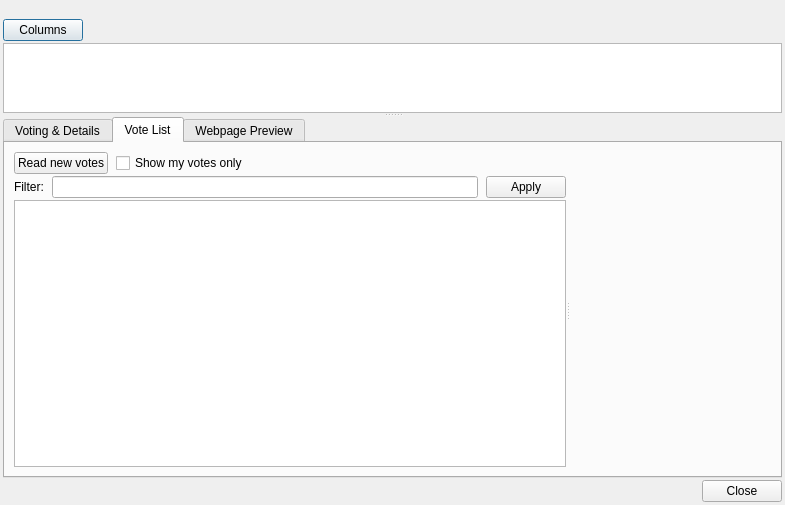
Bertrand256/dash-masternode-tool, file src/ui/ui_proposals.ui: the form before one commit.
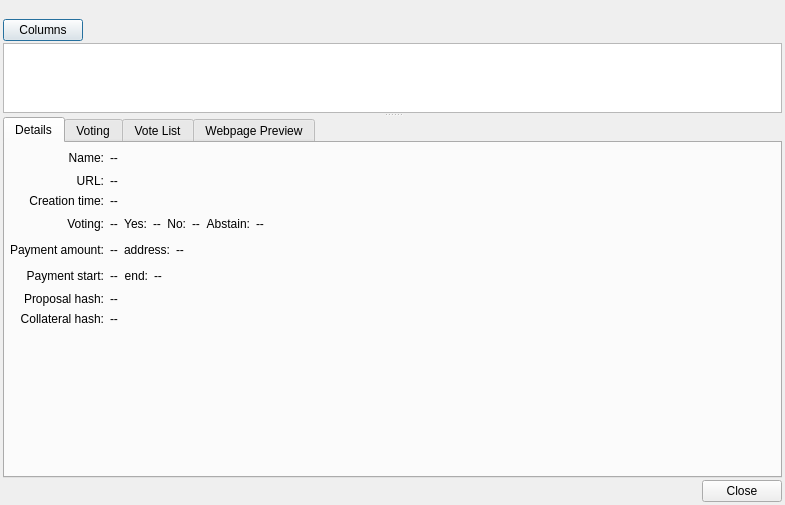
The form after the commit.

Commit message: Proposals: added details controls

Diff of the .ui file:
```diff
--- a/src/ui/ui_proposals.ui
+++ b/src/ui/ui_proposals.ui
@@ -106,20 +106,414 @@
        <bool>false</bool>
       </attribute>
      </widget>
-     <widget class="QTabWidget" name="tabDetails">
+     <widget class="QTabWidget" name="tabsDetails">
       <property name="currentIndex">
        <number>1</number>
       </property>
-      <widget class="QWidget" name="tabVoting">
+      <widget class="QWidget" name="tabDetails">
+       <property name="styleSheet">
+        <string notr="true"/>
+       </property>
        <attribute name="title">
-        <string>Voting &amp;&amp; Details</string>
+        <string>Details</string>
        </attribute>
        <layout class="QVBoxLayout" name="verticalLayout_2">
         <property name="sizeConstraint">
          <enum>QLayout::SetDefaultConstraint</enum>
         </property>
+        <property name="leftMargin">
+         <number>5</number>
+        </property>
+        <property name="topMargin">
+         <number>5</number>
+        </property>
+        <property name="rightMargin">
+         <number>5</number>
+        </property>
+        <property name="bottomMargin">
+         <number>5</number>
+        </property>
+        <item>
+         <layout class="QGridLayout" name="gridLayout_2">
+          <item row="4" column="0">
+           <widget class="QLabel" name="lblDetailsPaymentAmountLabel">
+            <property name="text">
+             <string>Payment amount:</string>
+            </property>
+            <property name="alignment">
+             <set>Qt::AlignRight|Qt::AlignTrailing|Qt::AlignVCenter</set>
+            </property>
+           </widget>
+          </item>
+          <item row="1" column="0">
+           <widget class="QLabel" name="lblDetailsUrlLabel">
+            <property name="text">
+             <string>URL:</string>
+            </property>
+            <property name="alignment">
+             <set>Qt::AlignRight|Qt::AlignTrailing|Qt::AlignVCenter</set>
+            </property>
+           </widget>
+          </item>
+          <item row="3" column="0">
+           <widget class="QLabel" name="lblDetailsVotingStatusLabel">
+            <property name="text">
+             <string>Voting:</string>
+            </property>
+            <property name="alignment">
+             <set>Qt::AlignRight|Qt::AlignTrailing|Qt::AlignVCenter</set>
+            </property>
+           </widget>
+          </item>
+          <item row="6" column="1">
+           <layout class="QHBoxLayout" name="horizontalLayout_8">
+            <item>
+             <widget class="QLabel" name="lblDetailsPaymentStart">
+              <property name="text">
+               <string>--</string>
+              </property>
+              <property name="openExternalLinks">
+               <bool>true</bool>
+              </property>
+              <property name="textInteractionFlags">
+               <set>Qt::LinksAccessibleByMouse|Qt::TextSelectableByKeyboard|Qt::TextSelectableByMouse</set>
+              </property>
+             </widget>
+            </item>
+            <item>
+             <widget class="QLabel" name="lblDetailsPaymentEndLabel">
+              <property name="text">
+               <string>end:</string>
+              </property>
+              <property name="alignment">
+               <set>Qt::AlignRight|Qt::AlignTrailing|Qt::AlignVCenter</set>
+              </property>
+             </widget>
+            </item>
+            <item>
+             <widget class="QLabel" name="lblDetailsPaymentEnd">
+              <property name="text">
+               <string>--</string>
+              </property>
+              <property name="openExternalLinks">
+               <bool>true</bool>
+              </property>
+              <property name="textInteractionFlags">
+               <set>Qt::LinksAccessibleByMouse|Qt::TextSelectableByKeyboard|Qt::TextSelectableByMouse</set>
+              </property>
+             </widget>
+            </item>
+            <item>
+             <spacer name="horizontalSpacer_5">
+              <property name="orientation">
+               <enum>Qt::Horizontal</enum>
+              </property>
+              <property name="sizeHint" stdset="0">
+               <size>
+                <width>40</width>
+                <height>20</height>
+               </size>
+              </property>
+             </spacer>
+            </item>
+           </layout>
+          </item>
+          <item row="0" column="1">
+           <widget class="QLabel" name="lblDetailsName">
+            <property name="text">
+             <string>--</string>
+            </property>
+            <property name="openExternalLinks">
+             <bool>true</bool>
+            </property>
+            <property name="textInteractionFlags">
+             <set>Qt::LinksAccessibleByMouse|Qt::TextSelectableByKeyboard|Qt::TextSelectableByMouse</set>
+            </property>
+           </widget>
+          </item>
+          <item row="4" column="1">
+           <layout class="QHBoxLayout" name="horizontalLayout_7">
+            <item>
+             <widget class="QLabel" name="lblDetailsPaymentAmount">
+              <property name="text">
+               <string>--</string>
+              </property>
+              <property name="openExternalLinks">
+               <bool>true</bool>
+              </property>
+              <property name="textInteractionFlags">
+               <set>Qt::LinksAccessibleByMouse|Qt::TextSelectableByKeyboard|Qt::TextSelectableByMouse</set>
+              </property>
+             </widget>
+            </item>
+            <item>
+             <widget class="QLabel" name="lblDetailsPaymentAddressLabel">
+              <property name="text">
+               <string>address:</string>
+              </property>
+              <property name="alignment">
+               <set>Qt::AlignRight|Qt::AlignTrailing|Qt::AlignVCenter</set>
+              </property>
+             </widget>
+            </item>
+            <item>
+             <widget class="QLabel" name="lblDetailsPaymentAddress">
+              <property name="text">
+               <string>--</string>
+              </property>
+              <property name="openExternalLinks">
+               <bool>true</bool>
+              </property>
+              <property name="textInteractionFlags">
+               <set>Qt::LinksAccessibleByMouse|Qt::TextSelectableByKeyboard|Qt::TextSelectableByMouse</set>
+              </property>
+             </widget>
+            </item>
+            <item>
+             <spacer name="horizontalSpacer_3">
+              <property name="orientation">
+               <enum>Qt::Horizontal</enum>
+              </property>
+              <property name="sizeHint" stdset="0">
+               <size>
+                <width>40</width>
+                <height>20</height>
+               </size>
+              </property>
+             </spacer>
+            </item>
+           </layout>
+          </item>
+          <item row="1" column="1">
+           <widget class="QLabel" name="lblDetailsUrl">
+            <property name="text">
+             <string>--</string>
+            </property>
+            <property name="openExternalLinks">
+             <bool>true</bool>
+            </property>
+            <property name="textInteractionFlags">
+             <set>Qt::LinksAccessibleByMouse|Qt::TextSelectableByKeyboard|Qt::TextSelectableByMouse</set>
+            </property>
+           </widget>
+          </item>
+          <item row="0" column="0">
+           <widget class="QLabel" name="lblDetailsNameLabel">
+            <property name="text">
+             <string>Name:</string>
+            </property>
+            <property name="alignment">
+             <set>Qt::AlignRight|Qt::AlignTrailing|Qt::AlignVCenter</set>
+            </property>
+           </widget>
+          </item>
+          <item row="0" column="2">
+           <spacer name="horizontalSpacer_6">
+            <property name="orientation">
+             <enum>Qt::Horizontal</enum>
+            </property>
+            <property name="sizeHint" stdset="0">
+             <size>
+              <width>40</width>
+              <height>20</height>
+             </size>
+            </property>
+           </spacer>
+          </item>
+          <item row="2" column="1">
+           <widget class="QLabel" name="lblDetailsCreationTime">
+            <property name="text">
+             <string>--</string>
+            </property>
+           </widget>
+          </item>
+          <item row="6" column="0">
+           <widget class="QLabel" name="lblDetailsPaymentStartLabel">
+            <property name="text">
+             <string>Payment start:</string>
+            </property>
+            <property name="alignment">
+             <set>Qt::AlignRight|Qt::AlignTrailing|Qt::AlignVCenter</set>
+            </property>
+           </widget>
+          </item>
+          <item row="2" column="0">
+           <widget class="QLabel" name="lblDetailsCreationTimeLabel">
+            <property name="text">
+             <string>Creation time:</string>
+            </property>
+            <property name="alignment">
+             <set>Qt::AlignRight|Qt::AlignTrailing|Qt::AlignVCenter</set>
+            </property>
+           </widget>
+          </item>
+          <item row="3" column="1">
+           <layout class="QHBoxLayout" name="horizontalLayout_6">
+            <item>
+             <widget class="QLabel" name="lblDetailsVotingStatus">
+              <property name="text">
+               <string>--</string>
+              </property>
+              <property name="openExternalLinks">
+               <bool>true</bool>
+              </property>
+              <property name="textInteractionFlags">
+               <set>Qt::LinksAccessibleByMouse|Qt::TextSelectableByKeyboard|Qt::TextSelectableByMouse</set>
+              </property>
+             </widget>
+            </item>
+            <item>
+             <widget class="QLabel" name="lblDetailsYesCountLabel">
+              <property name="text">
+               <string>Yes:</string>
+              </property>
+              <property name="alignment">
+               <set>Qt::AlignRight|Qt::AlignTrailing|Qt::AlignVCenter</set>
+              </property>
+             </widget>
+            </item>
+            <item>
+             <widget class="QLabel" name="lblDetailsYesCount">
+              <property name="text">
+               <string>--</string>
+              </property>
+              <property name="openExternalLinks">
+               <bool>true</bool>
+              </property>
+              <property name="textInteractionFlags">
+               <set>Qt::LinksAccessibleByMouse|Qt::TextSelectableByKeyboard|Qt::TextSelectableByMouse</set>
+              </property>
+             </widget>
+            </item>
+            <item>
+             <widget class="QLabel" name="lblDetailsNoCountLabel">
+              <property name="text">
+               <string>No:</string>
+              </property>
+              <property name="alignment">
+               <set>Qt::AlignRight|Qt::AlignTrailing|Qt::AlignVCenter</set>
+              </property>
+             </widget>
+            </item>
+            <item>
+             <widget class="QLabel" name="lblDetailsNoCount">
+              <property name="text">
+               <string>--</string>
+              </property>
+              <property name="openExternalLinks">
+               <bool>true</bool>
+              </property>
+              <property name="textInteractionFlags">
+               <set>Qt::LinksAccessibleByMouse|Qt::TextSelectableByKeyboard|Qt::TextSelectableByMouse</set>
+              </property>
+             </widget>
+            </item>
+            <item>
+             <widget class="QLabel" name="lblDetailsAbstainCountLabel">
+              <property name="text">
+               <string>Abstain:</string>
+              </property>
+              <property name="alignment">
+               <set>Qt::AlignRight|Qt::AlignTrailing|Qt::AlignVCenter</set>
+              </property>
+             </widget>
+            </item>
+            <item>
+             <widget class="QLabel" name="lblDetailsAbstainCount">
+              <property name="text">
+               <string>--</string>
+              </property>
+              <property name="openExternalLinks">
+               <bool>true</bool>
+              </property>
+              <property name="textInteractionFlags">
+               <set>Qt::LinksAccessibleByMouse|Qt::TextSelectableByKeyboard|Qt::TextSelectableByMouse</set>
+              </property>
+             </widget>
+            </item>
+            <item>
+             <spacer name="horizontalSpacer_4">
+              <property name="orientation">
+               <enum>Qt::Horizontal</enum>
+              </property>
+              <property name="sizeHint" stdset="0">
+               <size>
+                <width>40</width>
+                <height>20</height>
+               </size>
+              </property>
+             </spacer>
+            </item>
+           </layout>
+          </item>
+          <item row="7" column="0">
+           <widget class="QLabel" name="lblDetailsProposalHashLabel">
+            <property name="text">
+             <string>Proposal hash:</string>
+            </property>
+            <property name="alignment">
+             <set>Qt::AlignRight|Qt::AlignTrailing|Qt::AlignVCenter</set>
+            </property>
+           </widget>
+          </item>
+          <item row="8" column="0">
+           <widget class="QLabel" name="lblDetailsCollateralHashLabel">
+            <property name="text">
+             <string>Collateral hash:</string>
+            </property>
+            <property name="alignment">
+             <set>Qt::AlignRight|Qt::AlignTrailing|Qt::AlignVCenter</set>
+            </property>
+           </widget>
+          </item>
+          <item row="7" column="1">
+           <widget class="QLabel" name="lblDetailsProposalHash">
+            <property name="text">
+             <string>--</string>
+            </property>
+            <property name="openExternalLinks">
+             <bool>true</bool>
+            </property>
+            <property name="textInteractionFlags">
+             <set>Qt::LinksAccessibleByMouse|Qt::TextSelectableByMouse</set>
+            </property>
+           </widget>
+          </item>
+          <item row="8" column="1">
+           <widget class="QLabel" name="lblDetailsCollateralHash">
+            <property name="text">
+             <string>--</string>
+            </property>
+            <property name="openExternalLinks">
+             <bool>true</bool>
+            </property>
+            <property name="textInteractionFlags">
+             <set>Qt::LinksAccessibleByMouse|Qt::TextSelectableByMouse</set>
+            </property>
+           </widget>
+          </item>
+         </layout>
+        </item>
+        <item>
+         <spacer name="verticalSpacer">
+          <property name="orientation">
+           <enum>Qt::Vertical</enum>
+          </property>
+          <property name="sizeHint" stdset="0">
+           <size>
+            <width>20</width>
+            <height>40</height>
+           </size>
+          </property>
+         </spacer>
+        </item>
        </layout>
       </widget>
+      <widget class="QWidget" name="tabVoting">
+       <attribute name="title">
+        <string>Voting</string>
+       </attribute>
+      </widget>
       <widget class="QWidget" name="tabVoteList">
        <attribute name="title">
         <string>Vote List</string>
```
Left out of the diff: 2 changed lines with no effect on the pictures. The commit also changes 3 other files.
